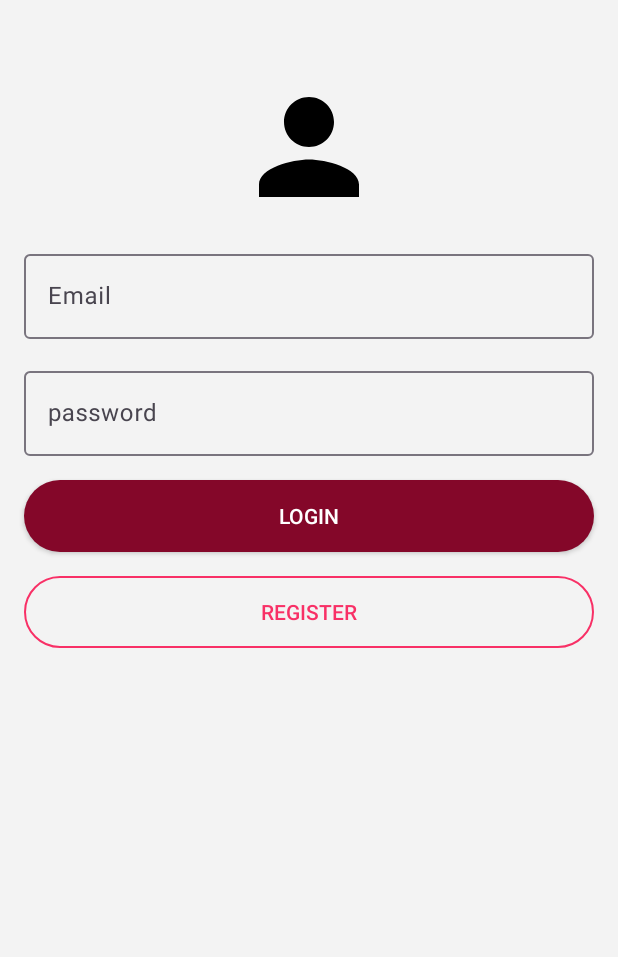
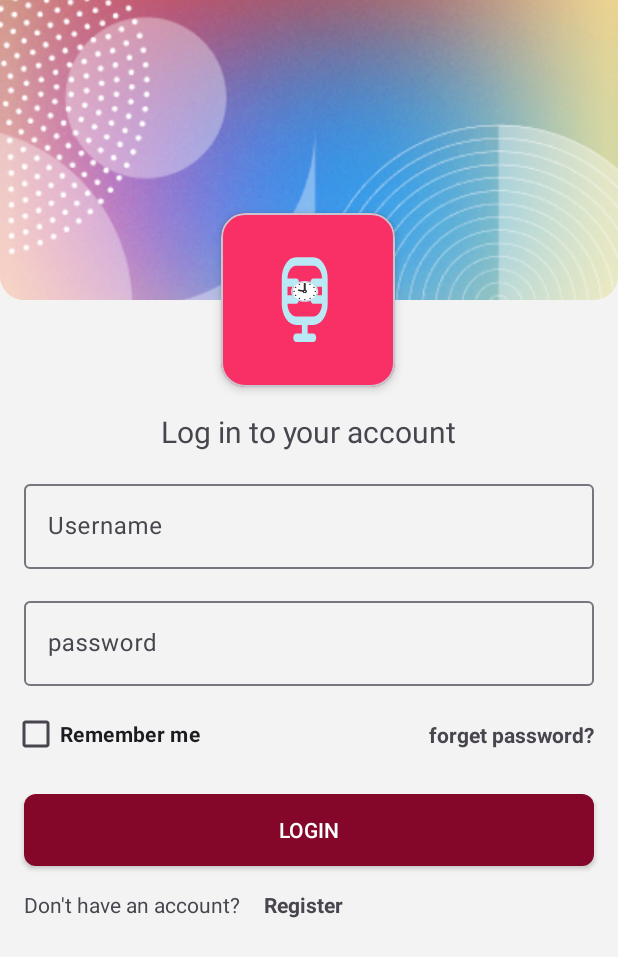
Before and after one commit to shamardn/Podcast-Time, an Android app: the LoginFragment screen opened through its navigation route, on a phone screen of 412 x 824 dp. Shown: the top 957 px of the screen. Run offline under Robolectric (Android 15) with nearby library versions, the phone set to English and light mode, and no system bars; our stand-ins replace Dagger/Hilt's generated code, navigation-ui; network calls fail; pictures from the network do not load.

Commit message:
redesign login screen

```diff
--- a/app/src/main/java/com/shamardn/podcasttime/media/exoplayer/MediaPlayerNotificationManager.kt
+++ b/app/src/main/java/com/shamardn/podcasttime/media/exoplayer/MediaPlayerNotificationManager.kt
@@ -39,8 +39,8 @@ internal class MediaPlayerNotificationManager(
         with(notificationManager) {
             setMediaSessionToken(sessionToken)
             setSmallIcon(R.drawable.ic_mic)
-            setUseRewindAction(false)
-            setUseFastForwardAction(false)
+            setUseRewindAction(true)
+            setUseFastForwardAction(true)
         }
     }
 
--- a/app/src/main/res/drawable/btn_background.xml
+++ b/app/src/main/res/drawable/btn_background.xml
@@ -1,5 +1,5 @@
 <?xml version="1.0" encoding="utf-8"?>
 <shape xmlns:android="http://schemas.android.com/apk/res/android" android:shape="rectangle">
-    <corners android:radius="@dimen/space12x"/>
+    <corners android:radius="@dimen/space4x"/>
     <solid android:color="@color/on_background"/>
 </shape>
--- a/app/src/main/res/drawable/outline_rounded_shape.xml
+++ b/app/src/main/res/drawable/outline_rounded_shape.xml
@@ -2,5 +2,5 @@
 <shape xmlns:android="http://schemas.android.com/apk/res/android" android:shape="rectangle">
     <stroke android:color="@color/primary"
         android:width="1dp"/>
-    <corners android:radius="@dimen/space12x"/>
+    <corners android:radius="@dimen/space4x"/>
 </shape>
--- a/app/src/main/res/layout/fragment_login.xml
+++ b/app/src/main/res/layout/fragment_login.xml
@@ -2,37 +2,67 @@
 <androidx.constraintlayout.widget.ConstraintLayout xmlns:android="http://schemas.android.com/apk/res/android"
     xmlns:app="http://schemas.android.com/apk/res-auto"
     android:layout_width="match_parent"
-    android:background="@color/background"
-    android:layout_height="match_parent">
+    android:layout_height="match_parent"
+    android:background="@color/background">
 
     <com.google.android.material.imageview.ShapeableImageView
-        android:id="@+id/img_login_app_logo"
-        android:layout_width="100dp"
-        android:layout_height="100dp"
-        android:layout_marginTop="@dimen/space24x"
+        android:id="@+id/imageView"
+        android:layout_width="match_parent"
+        android:layout_height="200dp"
+        android:scaleType="centerCrop"
+        android:src="@drawable/bg"
         app:layout_constraintEnd_toEndOf="parent"
-        app:layout_constraintHorizontal_bias="0.5"
         app:layout_constraintStart_toStartOf="parent"
         app:layout_constraintTop_toTopOf="parent"
-        app:shapeAppearanceOverlay="@style/RoundedImageView"
-        android:src="@drawable/ic_person" />
+        app:shapeAppearanceOverlay="@style/RoundedImageViewBottom" />
 
+    <com.google.android.material.card.MaterialCardView
+        android:id="@+id/card_login_app_logo"
+        android:layout_width="116dp"
+        android:layout_height="116dp"
+        app:cardCornerRadius="@dimen/space8x"
+        app:cardElevation="@dimen/space2x"
+        android:backgroundTint="@color/primary"
+        app:layout_constraintBottom_toBottomOf="@+id/imageView"
+        app:layout_constraintEnd_toEndOf="@+id/imageView"
+        app:layout_constraintHorizontal_bias="0.498"
+        app:layout_constraintStart_toStartOf="@+id/imageView"
+        app:layout_constraintTop_toBottomOf="@+id/imageView">
+
+        <ImageView
+            android:id="@+id/img_login_app_logo"
+            android:layout_width="match_parent"
+            android:layout_height="match_parent"
+            android:src="@drawable/podcast_icon"
+            android:contentDescription="TODO" />
+    </com.google.android.material.card.MaterialCardView>
+
+    <TextView
+        android:id="@+id/text_login_title"
+        android:layout_width="wrap_content"
+        android:layout_height="wrap_content"
+        android:layout_margin="@dimen/space8x"
+        android:textSize="20sp"
+        android:text="@string/log_in_to_your_account"
+        app:layout_constraintEnd_toEndOf="parent"
+        app:layout_constraintStart_toStartOf="parent"
+        app:layout_constraintTop_toBottomOf="@id/card_login_app_logo" />
     <com.google.android.material.textfield.TextInputLayout
         android:id="@+id/email_input_layout"
         android:layout_width="0dp"
         android:layout_height="wrap_content"
         android:layout_margin="@dimen/space8x"
         app:hintEnabled="true"
-        app:layout_constraintTop_toBottomOf="@id/img_login_app_logo"
+        app:layout_constraintEnd_toEndOf="parent"
         app:layout_constraintStart_toStartOf="parent"
-        app:layout_constraintEnd_toEndOf="parent">
+        app:layout_constraintTop_toBottomOf="@id/text_login_title">
 
         <com.google.android.material.textfield.TextInputEditText
             android:id="@+id/email_input"
             android:layout_width="match_parent"
             android:layout_height="wrap_content"
-            android:hint="@string/email"
-            android:inputType="textEmailAddress"/>
+            android:hint="@string/username"
+            android:inputType="textEmailAddress" />
 
     </com.google.android.material.textfield.TextInputLayout>
 
@@ -42,17 +72,40 @@
         android:layout_height="wrap_content"
         android:layout_margin="@dimen/space8x"
         app:hintEnabled="true"
-        app:layout_constraintTop_toBottomOf="@id/email_input_layout"
+        app:layout_constraintEnd_toEndOf="parent"
         app:layout_constraintStart_toStartOf="parent"
-        app:layout_constraintEnd_toEndOf="parent">
+        app:layout_constraintTop_toBottomOf="@id/email_input_layout">
 
         <com.google.android.material.textfield.TextInputEditText
             android:id="@+id/password_input"
             android:layout_width="match_parent"
             android:layout_height="wrap_content"
             android:hint="@string/password"
-            android:inputType="textPassword"/>
+            android:inputType="textPassword" />
     </com.google.android.material.textfield.TextInputLayout>
+
+    <com.google.android.material.checkbox.MaterialCheckBox
+        android:id="@+id/checkbox_remember_me"
+        android:layout_width="wrap_content"
+        android:layout_height="wrap_content"
+        android:layout_margin="@dimen/space4x"
+        android:text="@string/remember_me"
+        android:textStyle="bold"
+        android:textSize="14sp"
+        app:layout_constraintStart_toStartOf="parent"
+        app:layout_constraintTop_toBottomOf="@id/password_input_layout" />
+
+    <TextView
+        android:id="@+id/text_forget_password"
+        android:layout_width="wrap_content"
+        android:layout_height="wrap_content"
+        android:layout_marginEnd="@dimen/space8x"
+        android:text="@string/forget_password"
+        android:textSize="14sp"
+        android:textStyle="bold"
+        app:layout_constraintBottom_toBottomOf="@+id/checkbox_remember_me"
+        app:layout_constraintEnd_toEndOf="parent"
+        app:layout_constraintTop_toTopOf="@+id/checkbox_remember_me" />
 
     <androidx.appcompat.widget.AppCompatButton
         android:id="@+id/btn_login"
@@ -64,18 +117,24 @@
         android:textColor="@color/white"
         app:layout_constraintEnd_toEndOf="parent"
         app:layout_constraintStart_toStartOf="parent"
-        app:layout_constraintTop_toBottomOf="@id/password_input_layout" />
+        app:layout_constraintTop_toBottomOf="@id/checkbox_remember_me" />
 
-    <androidx.appcompat.widget.AppCompatButton
-        android:id="@+id/btn_signup"
-        android:layout_width="0dp"
+    <TextView
+        android:id="@+id/text_dont_have_acount"
+        android:layout_width="wrap_content"
         android:layout_height="wrap_content"
         android:layout_margin="@dimen/space8x"
-        android:background="@drawable/outline_rounded_shape"
+        android:text="@string/don_t_have_an_account"
+        app:layout_constraintStart_toStartOf="parent"
+        app:layout_constraintTop_toBottomOf="@id/btn_login" />
+
+    <TextView
+        android:id="@+id/text_register"
+        android:layout_width="wrap_content"
+        android:layout_height="wrap_content"
+        android:layout_margin="@dimen/space8x"
         android:text="@string/register"
-        android:textColor="@color/primary"
-        app:layout_constraintEnd_toEndOf="parent"
-        app:layout_constraintStart_toStartOf="parent"
-        app:layout_constraintTop_toBottomOf="@+id/btn_login" />
-
+        android:textStyle="bold"
+        app:layout_constraintStart_toEndOf="@+id/text_dont_have_acount"
+        app:layout_constraintTop_toBottomOf="@id/btn_login" />
 </androidx.constraintlayout.widget.ConstraintLayout>
--- a/app/src/main/res/values/strings.xml
+++ b/app/src/main/res/values/strings.xml
@@ -66,4 +66,8 @@
     <string name="retry">Retry</string>
     <string name="oops">oops</string>
     <string name="trackCount">%1$s Episodes</string>
+    <string name="log_in_to_your_account">Log in to your account</string>
+    <string name="remember_me">Remember me</string>
+    <string name="forget_password">forget password?</string>
+    <string name="don_t_have_an_account">Don\'t have an account?</string>
 </resources>
--- a/app/src/main/res/values/themes.xml
+++ b/app/src/main/res/values/themes.xml
@@ -16,6 +16,13 @@
         <item name="cornerSize">16dp</item>
     </style>
 
+    <style name="RoundedImageViewBottom">
+        <item name="cornerFamilyBottomLeft">rounded</item>
+        <item name="cornerFamilyBottomRight">rounded</item>
+        <item name="cornerSizeBottomLeft">16dp</item>
+        <item name="cornerSizeBottomRight">16dp</item>
+    </style>
+
     <style name="PodcastTimeTheme.SplashScreen" parent="Theme.SplashScreen">
         <item name="postSplashScreenTheme">@style/PodcastTimeTheme</item>
         <item name="windowSplashScreenBackground">@color/primary</item>
```
Also changed, not shown: app/src/main/res/drawable/bg.png (added), 1 other file.
